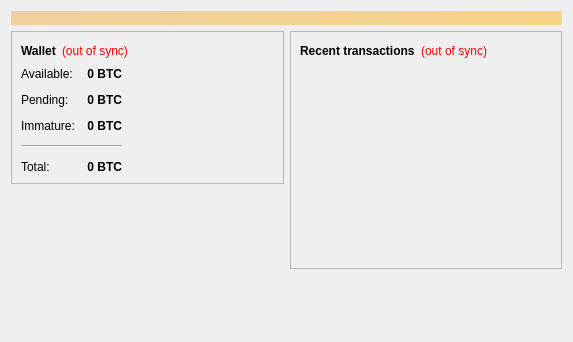
First picture: the form in src/qt/forms/overviewpage.ui, repository zathras-crypto/mastercore, before the edit.
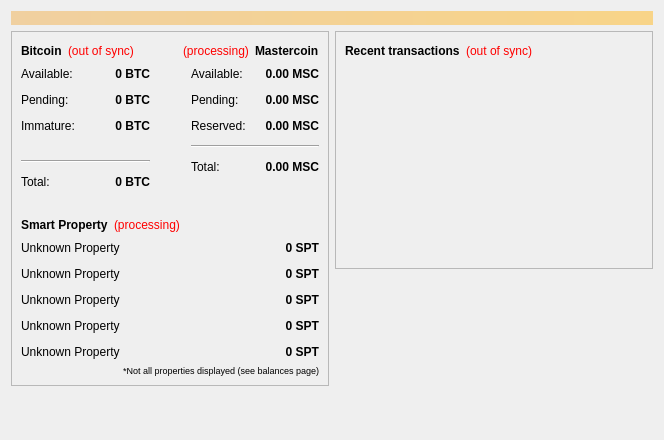
Second picture: the form after the edit.

Commit message: overview page UI updates

Diff of the .ui file:
```diff
--- a/src/qt/forms/overviewpage.ui
+++ b/src/qt/forms/overviewpage.ui
@@ -6,8 +6,8 @@
    <rect>
     <x>0</x>
     <y>0</y>
-    <width>573</width>
-    <height>342</height>
+    <width>664</width>
+    <height>440</height>
    </rect>
   </property>
   <property name="windowTitle">
@@ -44,7 +44,9 @@
          </property>
          <layout class="QVBoxLayout" name="verticalLayout_4">
           <item>
-           <layout class="QHBoxLayout" name="horizontalLayout_4">
+           <layout class="QHBoxLayout" name="horizontalLayout_5">
+            <item>
+             <layout class="QHBoxLayout" name="horizontalLayout_8">
             <item>
              <widget class="QLabel" name="label_5">
               <property name="font">
@@ -54,7 +56,7 @@
                </font>
               </property>
               <property name="text">
-               <string>Wallet</string>
+                 <string>Bitcoin</string>
               </property>
              </widget>
             </item>
@@ -74,8 +76,10 @@
               </property>
              </widget>
             </item>
+             </layout>
+            </item>
             <item>
-             <spacer name="horizontalSpacer_2">
+             <spacer name="horizontalSpacer_5">
               <property name="orientation">
                <enum>Qt::Horizontal</enum>
               </property>
@@ -87,7 +91,37 @@
               </property>
              </spacer>
             </item>
-           </layout>
+            <item>
+             <layout class="QHBoxLayout" name="horizontalLayout_6">
+              <item>
+               <widget class="QLabel" name="proclabel">
+                <property name="styleSheet">
+                 <string notr="true">QLabel { color: red; }</string>
+                </property>
+                <property name="text">
+                 <string>(processing)</string>
+                </property>
+               </widget>
+              </item>
+              <item>
+               <widget class="QLabel" name="label_6">
+                <property name="font">
+                 <font>
+                  <weight>75</weight>
+                  <bold>true</bold>
+                 </font>
+                </property>
+                <property name="text">
+                 <string>Mastercoin</string>
+                </property>
+               </widget>
+              </item>
+             </layout>
+            </item>
+           </layout>
+          </item>
+          <item>
+           <layout class="QHBoxLayout" name="horizontalLayout_4"/>
           </item>
           <item>
           <layout class="QHBoxLayout" name="horizontalLayout_3">
@@ -195,14 +229,21 @@
               </property>
              </widget>
             </item>
-            <item row="4" column="0">
+              <item row="4" column="0" colspan="2">
+               <widget class="Line" name="line">
+                <property name="orientation">
+                 <enum>Qt::Horizontal</enum>
+                </property>
+               </widget>
+              </item>
+              <item row="5" column="0">
              <widget class="QLabel" name="labelTotalText">
               <property name="text">
                <string>Total:</string>
               </property>
              </widget>
             </item>
-            <item row="4" column="1">
+              <item row="5" column="1">
              <widget class="QLabel" name="labelTotal">
               <property name="font">
                <font>
@@ -227,12 +268,21 @@
               </property>
              </widget>
             </item>
-            <item row="3" column="0" colspan="2">
-             <widget class="Line" name="line">
+              <item row="3" column="0">
+               <spacer name="verticalSpacer_3">
               <property name="orientation">
-               <enum>Qt::Horizontal</enum>
-              </property>
-             </widget>
+                 <enum>Qt::Vertical</enum>
+                </property>
+                <property name="sizeType">
+                 <enum>QSizePolicy::Fixed</enum>
+                </property>
+                <property name="sizeHint" stdset="0">
+                 <size>
+                  <width>20</width>
+                  <height>3</height>
+                 </size>
+                </property>
+               </spacer>
             </item>
            </layout>
           </item>
@@ -241,6 +291,214 @@
               <property name="orientation">
                <enum>Qt::Horizontal</enum>
               </property>
+              <property name="sizeType">
+               <enum>QSizePolicy::Fixed</enum>
+              </property>
+              <property name="sizeHint" stdset="0">
+               <size>
+                <width>35</width>
+                <height>20</height>
+               </size>
+              </property>
+             </spacer>
+            </item>
+            <item>
+             <layout class="QFormLayout" name="MSCformLayout_1">
+              <property name="fieldGrowthPolicy">
+               <enum>QFormLayout::AllNonFixedFieldsGrow</enum>
+              </property>
+              <property name="horizontalSpacing">
+               <number>12</number>
+              </property>
+              <property name="verticalSpacing">
+               <number>12</number>
+              </property>
+              <item row="0" column="0">
+               <widget class="QLabel" name="MSClabel1">
+                <property name="text">
+                 <string>Available:</string>
+                </property>
+               </widget>
+              </item>
+              <item row="0" column="1">
+               <widget class="QLabel" name="MSClabelavailable">
+                <property name="font">
+                 <font>
+                  <weight>75</weight>
+                  <bold>true</bold>
+                 </font>
+                </property>
+                <property name="cursor">
+                 <cursorShape>IBeamCursor</cursorShape>
+                </property>
+                <property name="toolTip">
+                 <string>Your current spendable balance</string>
+                </property>
+                <property name="text">
+                 <string notr="true">0.00 MSC</string>
+                </property>
+                <property name="alignment">
+                 <set>Qt::AlignRight|Qt::AlignTrailing|Qt::AlignVCenter</set>
+                </property>
+                <property name="textInteractionFlags">
+                 <set>Qt::LinksAccessibleByMouse|Qt::TextSelectableByKeyboard|Qt::TextSelectableByMouse</set>
+                </property>
+               </widget>
+              </item>
+              <item row="1" column="0">
+               <widget class="QLabel" name="MSClabel_2">
+                <property name="text">
+                 <string>Pending:</string>
+                </property>
+               </widget>
+              </item>
+              <item row="1" column="1">
+               <widget class="QLabel" name="MSClabelpending">
+                <property name="font">
+                 <font>
+                  <weight>75</weight>
+                  <bold>true</bold>
+                 </font>
+                </property>
+                <property name="cursor">
+                 <cursorShape>IBeamCursor</cursorShape>
+                </property>
+                <property name="toolTip">
+                 <string>Total of transactions that have yet to be confirmed, and do not yet count toward the spendable balance</string>
+                </property>
+                <property name="text">
+                 <string notr="true">0.00 MSC</string>
+                </property>
+                <property name="alignment">
+                 <set>Qt::AlignRight|Qt::AlignTrailing|Qt::AlignVCenter</set>
+                </property>
+                <property name="textInteractionFlags">
+                 <set>Qt::LinksAccessibleByMouse|Qt::TextSelectableByKeyboard|Qt::TextSelectableByMouse</set>
+                </property>
+               </widget>
+              </item>
+              <item row="2" column="0">
+               <widget class="QLabel" name="MSClabel_3">
+                <property name="text">
+                 <string>Reserved:</string>
+                </property>
+               </widget>
+              </item>
+              <item row="2" column="1">
+               <widget class="QLabel" name="MSClabelreserved">
+                <property name="font">
+                 <font>
+                  <weight>75</weight>
+                  <bold>true</bold>
+                 </font>
+                </property>
+                <property name="toolTip">
+                 <string>Reserved balance (distributed exchange)</string>
+                </property>
+                <property name="text">
+                 <string notr="true">0.00 MSC</string>
+                </property>
+                <property name="alignment">
+                 <set>Qt::AlignRight|Qt::AlignTrailing|Qt::AlignVCenter</set>
+                </property>
+                <property name="textInteractionFlags">
+                 <set>Qt::LinksAccessibleByMouse|Qt::TextSelectableByKeyboard|Qt::TextSelectableByMouse</set>
+                </property>
+               </widget>
+              </item>
+              <item row="3" column="0" colspan="2">
+               <widget class="Line" name="line">
+                <property name="orientation">
+                 <enum>Qt::Horizontal</enum>
+                </property>
+               </widget>
+              </item>
+              <item row="4" column="0">
+               <widget class="QLabel" name="MSClabel_4">
+                <property name="text">
+                 <string>Total:</string>
+                </property>
+               </widget>
+              </item>
+              <item row="4" column="1">
+               <widget class="QLabel" name="MSClabeltotal">
+                <property name="font">
+                 <font>
+                  <weight>75</weight>
+                  <bold>true</bold>
+                 </font>
+                </property>
+                <property name="cursor">
+                 <cursorShape>IBeamCursor</cursorShape>
+                </property>
+                <property name="toolTip">
+                 <string>Your current total balance</string>
+                </property>
+                <property name="text">
+                 <string notr="true">0.00 MSC</string>
+                </property>
+                <property name="alignment">
+                 <set>Qt::AlignRight|Qt::AlignTrailing|Qt::AlignVCenter</set>
+                </property>
+                <property name="textInteractionFlags">
+                 <set>Qt::LinksAccessibleByMouse|Qt::TextSelectableByKeyboard|Qt::TextSelectableByMouse</set>
+                </property>
+               </widget>
+              </item>
+             </layout>
+            </item>
+           </layout>
+          </item>
+          <item>
+           <spacer name="verticalSpacer_4">
+            <property name="orientation">
+             <enum>Qt::Vertical</enum>
+            </property>
+            <property name="sizeType">
+             <enum>QSizePolicy::Fixed</enum>
+            </property>
+            <property name="sizeHint" stdset="0">
+             <size>
+              <width>0</width>
+              <height>20</height>
+             </size>
+            </property>
+           </spacer>
+          </item>
+          <item>
+           <layout class="QHBoxLayout" name="horizontalLayout_7">
+            <item>
+             <layout class="QHBoxLayout" name="horizontalLayout_9">
+              <item>
+               <widget class="QLabel" name="label_7">
+                <property name="font">
+                 <font>
+                  <weight>75</weight>
+                  <bold>true</bold>
+                 </font>
+                </property>
+                <property name="text">
+                 <string>Smart Property</string>
+                </property>
+               </widget>
+              </item>
+             </layout>
+            </item>
+            <item>
+             <widget class="QLabel" name="proclabel_2">
+              <property name="styleSheet">
+               <string notr="true">QLabel { color: red; }</string>
+              </property>
+              <property name="text">
+               <string>(processing)</string>
+              </property>
+             </widget>
+            </item>
+            <item>
+             <spacer name="horizontalSpacer_6">
+              <property name="orientation">
+               <enum>Qt::Horizontal</enum>
+              </property>
               <property name="sizeHint" stdset="0">
                <size>
                 <width>40</width>
@@ -248,6 +506,166 @@
                </size>
               </property>
              </spacer>
+            </item>
+            <item>
+             <layout class="QHBoxLayout" name="horizontalLayout_10"/>
+            </item>
+           </layout>
+          </item>
+          <item>
+           <layout class="QHBoxLayout" name="horizontalLayout_11">
+            <item>
+             <layout class="QFormLayout" name="formLayout">
+              <property name="fieldGrowthPolicy">
+               <enum>QFormLayout::AllNonFixedFieldsGrow</enum>
+              </property>
+              <property name="verticalSpacing">
+               <number>12</number>
+              </property>
+              <item row="0" column="0">
+               <widget class="QLabel" name="SPname1">
+                <property name="text">
+                 <string>Unknown Property</string>
+                </property>
+               </widget>
+              </item>
+              <item row="0" column="1">
+               <widget class="QLabel" name="SPbal1">
+                <property name="font">
+                 <font>
+                  <weight>75</weight>
+                  <bold>true</bold>
+                 </font>
+                </property>
+                <property name="text">
+                 <string>0 SPT</string>
+                </property>
+                <property name="alignment">
+                 <set>Qt::AlignRight|Qt::AlignTrailing|Qt::AlignVCenter</set>
+                </property>
+               </widget>
+              </item>
+              <item row="1" column="0">
+               <widget class="QLabel" name="SPname2">
+                <property name="text">
+                 <string>Unknown Property</string>
+                </property>
+               </widget>
+              </item>
+              <item row="1" column="1">
+               <widget class="QLabel" name="SPbal2">
+                <property name="font">
+                 <font>
+                  <weight>75</weight>
+                  <bold>true</bold>
+                 </font>
+                </property>
+                <property name="text">
+                 <string>0 SPT</string>
+                </property>
+                <property name="alignment">
+                 <set>Qt::AlignRight|Qt::AlignTrailing|Qt::AlignVCenter</set>
+                </property>
+               </widget>
+              </item>
+              <item row="2" column="0">
+               <widget class="QLabel" name="SPname3">
+                <property name="text">
+                 <string>Unknown Property</string>
+                </property>
+               </widget>
+              </item>
+              <item row="2" column="1">
+               <widget class="QLabel" name="SPbal3">
+                <property name="font">
+                 <font>
+                  <weight>75</weight>
+                  <bold>true</bold>
+                 </font>
+                </property>
+                <property name="text">
+                 <string>0 SPT</string>
+                </property>
+                <property name="alignment">
+                 <set>Qt::AlignRight|Qt::AlignTrailing|Qt::AlignVCenter</set>
+                </property>
+               </widget>
+              </item>
+              <item row="3" column="0">
+               <widget class="QLabel" name="SPname4">
+                <property name="text">
+                 <string>Unknown Property</string>
+                </property>
+               </widget>
+              </item>
+              <item row="3" column="1">
+               <widget class="QLabel" name="SPbal4">
+                <property name="font">
+                 <font>
+                  <weight>75</weight>
+                  <bold>true</bold>
+                 </font>
+                </property>
+                <property name="layoutDirection">
+                 <enum>Qt::LeftToRight</enum>
+                </property>
+                <property name="text">
+                 <string>0 SPT</string>
+                </property>
+                <property name="alignment">
+                 <set>Qt::AlignRight|Qt::AlignTrailing|Qt::AlignVCenter</set>
+                </property>
+               </widget>
+              </item>
+              <item row="4" column="0">
+               <widget class="QLabel" name="SPname5">
+                <property name="text">
+                 <string>Unknown Property</string>
+                </property>
+               </widget>
+              </item>
+              <item row="4" column="1">
+               <widget class="QLabel" name="SPbal5">
+                <property name="font">
+                 <font>
+                  <weight>75</weight>
+                  <bold>true</bold>
+                 </font>
+                </property>
+                <property name="text">
+                 <string>0 SPT</string>
+                </property>
+                <property name="alignment">
+                 <set>Qt::AlignRight|Qt::AlignTrailing|Qt::AlignVCenter</set>
+                </property>
+               </widget>
+              </item>
+             </layout>
+            </item>
+           </layout>
+          </item>
+          <item>
+           <layout class="QHBoxLayout" name="horizontalLayout_14">
+            <property name="bottomMargin">
+             <number>0</number>
+            </property>
+            <item>
+             <widget class="QLabel" name="notifyMoreSPLabel">
+              <property name="font">
+               <font>
+                <pointsize>7</pointsize>
+               </font>
+              </property>
+              <property name="styleSheet">
+               <string notr="true"/>
+              </property>
+              <property name="text">
+               <string>*Not all properties displayed (see balances page)</string>
+              </property>
+              <property name="alignment">
+               <set>Qt::AlignRight|Qt::AlignTrailing|Qt::AlignVCenter</set>
+              </property>
+             </widget>
             </item>
            </layout>
           </item>
@@ -259,10 +677,13 @@
          <property name="orientation">
           <enum>Qt::Vertical</enum>
          </property>
+         <property name="sizeType">
+          <enum>QSizePolicy::Expanding</enum>
+         </property>
          <property name="sizeHint" stdset="0">
           <size>
            <width>20</width>
-           <height>40</height>
+           <height>20</height>
           </size>
          </property>
         </spacer>
```
Lines whose indentation alone changed are shown as unchanged.
